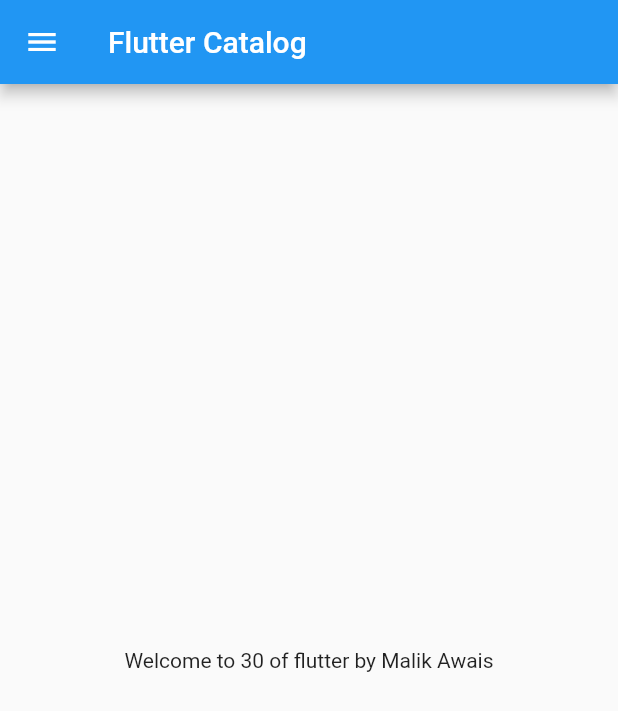
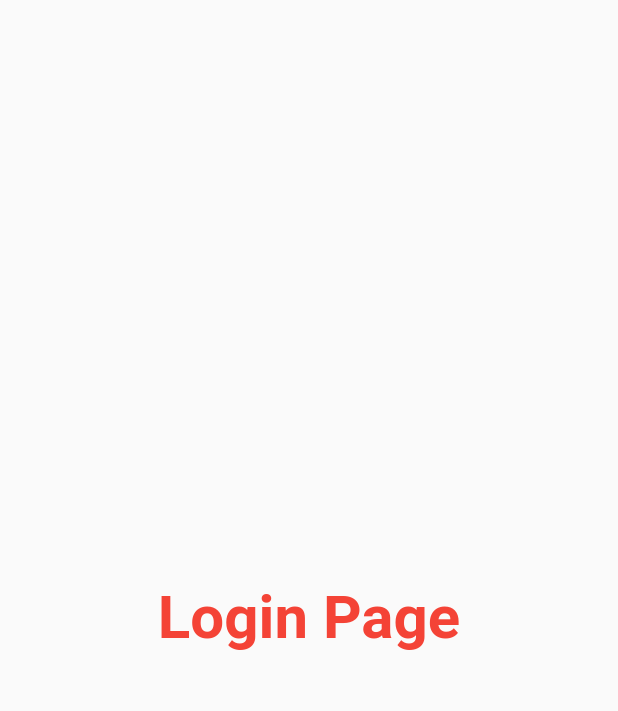
Before and after one commit to muhammadawaisyaseen/MyFlutter-Application, a Flutter app: the screen it shows after launch, on a phone screen of 412 x 824 dp. Shown: the top 711 px of the screen. Run offline on Flutter 3.47's test engine with Material 2 defaults, Android fonts, the phone set to English and light mode, and no system bars.

Commit message:
Day3 completed

```diff
--- /dev/null
+++ b/lib/login_page.dart
@@ -0,0 +1,16 @@
+import 'package:flutter/material.dart';
+
+class LoginPage extends StatelessWidget {
+  @override
+  Widget build(BuildContext context) {
+    return Material(
+      child: Center(
+        child: Text(
+          "Login Page",
+          style: TextStyle(
+              color: Colors.red, fontWeight: FontWeight.bold, fontSize: 40),
+        ),
+      ),
+    );
+  }
+}
--- a/lib/main.dart
+++ b/lib/main.dart
@@ -1,6 +1,7 @@
 import 'package:flutter/material.dart';
-import 'package:flutter_catalog/home_page.dart';
-import 'home_page.dart';
+import 'package:flutter_catalog/login_page.dart';
+import 'package:flutter_catalog/pages/home_page.dart';
+import 'pages/home_page.dart';
 
 void main() {
   runApp(MyApp());
@@ -10,12 +11,19 @@ class MyApp extends StatelessWidget {
   //   int days = 30;
   // String name = "codepur";
 
-
   // This widget is the root of your application.
   @override
   Widget build(BuildContext context) {
     return MaterialApp(
-      home: HomePage(),
+      themeMode: ThemeMode.light,
+      theme: ThemeData(primarySwatch: Colors.pink),
+      darkTheme: ThemeData(primarySwatch: Colors.brown),
+      initialRoute: "/loginpage",
+      routes: {
+        '/': (context) => LoginPage(),
+        "/loginpage": (context) => LoginPage(),
+        "/homepage": (context) => HomePage(),
+      },
     );
   }
 }
--- a/lib/home_page.dart
+++ b/lib/pages/home_page.dart
@@ -7,6 +7,7 @@ class HomePage extends StatelessWidget {
   @override
   Widget build(BuildContext context) {
     return Scaffold(
+      //backgroundColor: Color.fromARGB(78, 93, 43, 12),
       appBar: AppBar(
         title: Text("Flutter Catalog"),
       ),
```
